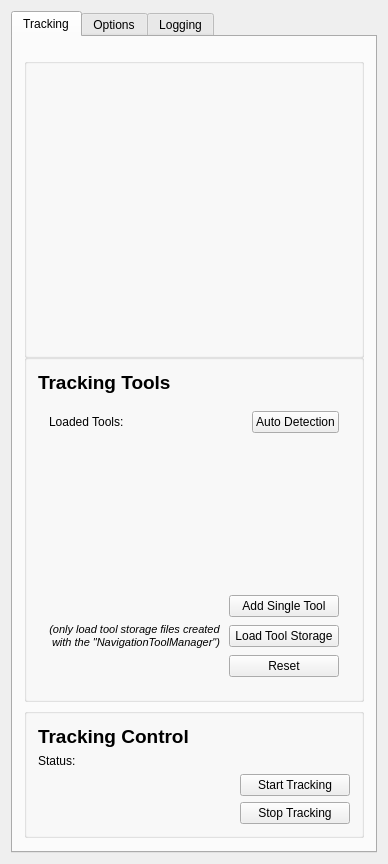
First picture: the form in Plugins/org.mitk.gui.qt.igttracking/src/internal/QmitkMITKIGTTrackingToolboxViewControls.ui, repository MITK/MITK, before the edit.
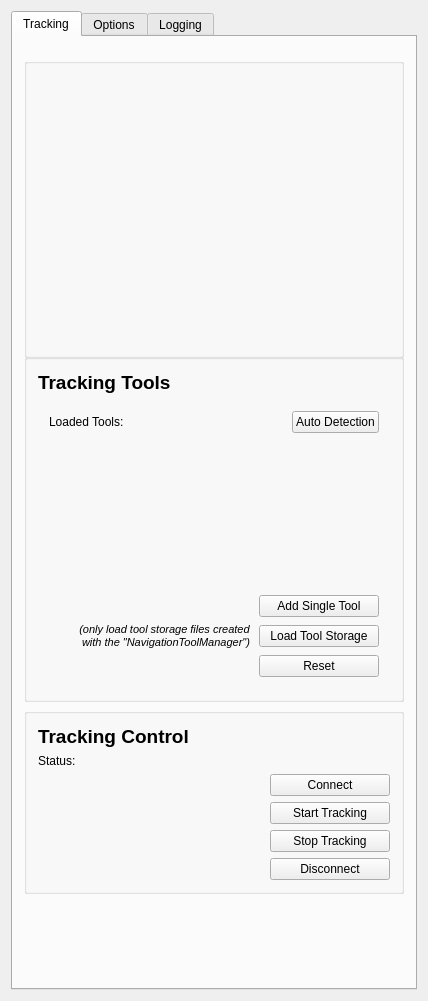
Second picture: the form after the edit. Custom widgets are drawn as their Qt base class.

Commit message: separated Connect() and StartTracking() for integration of microservices: microservice is registered after Connect(). StartTracking can then be called from any plug in which uses the service

The edit to the form file:
```diff
--- a/Plugins/org.mitk.gui.qt.igttracking/src/internal/QmitkMITKIGTTrackingToolboxViewControls.ui
+++ b/Plugins/org.mitk.gui.qt.igttracking/src/internal/QmitkMITKIGTTrackingToolboxViewControls.ui
@@ -6,8 +6,8 @@
    <rect>
     <x>0</x>
     <y>0</y>
-    <width>377</width>
-    <height>849</height>
+    <width>428</width>
+    <height>1001</height>
    </rect>
   </property>
   <property name="minimumSize">
@@ -154,7 +154,7 @@
                  <widget class="QPushButton" name="m_AddSingleTool">
                   <property name="minimumSize">
                    <size>
-                    <width>110</width>
+                    <width>120</width>
                     <height>0</height>
                    </size>
                   </property>
@@ -199,7 +199,7 @@
                  <widget class="QPushButton" name="m_LoadTools">
                   <property name="minimumSize">
                    <size>
-                    <width>110</width>
+                    <width>120</width>
                     <height>0</height>
                    </size>
                   </property>
@@ -229,7 +229,7 @@
                  <widget class="QPushButton" name="m_ResetTools">
                   <property name="minimumSize">
                    <size>
-                    <width>110</width>
+                    <width>120</width>
                     <height>0</height>
                    </size>
                   </property>
@@ -278,6 +278,36 @@
             </property>
            </widget>
           </item>
+          <item>
+           <layout class="QHBoxLayout" name="horizontalLayout">
+            <item>
+             <spacer name="horizontalSpacer_11">
+              <property name="orientation">
+               <enum>Qt::Horizontal</enum>
+              </property>
+              <property name="sizeHint" stdset="0">
+               <size>
+                <width>40</width>
+                <height>20</height>
+               </size>
+              </property>
+             </spacer>
+            </item>
+            <item>
+             <widget class="QPushButton" name="m_Connect">
+              <property name="minimumSize">
+               <size>
+                <width>120</width>
+                <height>0</height>
+               </size>
+              </property>
+              <property name="text">
+               <string>Connect</string>
+              </property>
+             </widget>
+            </item>
+           </layout>
+          </item>
           <item>
            <layout class="QHBoxLayout" name="horizontalLayout_2">
             <item>
@@ -297,7 +327,7 @@
              <widget class="QPushButton" name="m_StartTracking">
               <property name="minimumSize">
                <size>
-                <width>110</width>
+                <width>120</width>
                 <height>0</height>
                </size>
               </property>
@@ -327,7 +357,7 @@
              <widget class="QPushButton" name="m_StopTracking">
               <property name="minimumSize">
                <size>
-                <width>110</width>
+                <width>120</width>
                 <height>0</height>
                </size>
               </property>
@@ -338,6 +368,36 @@
             </item>
            </layout>
           </item>
+          <item>
+           <layout class="QHBoxLayout" name="horizontalLayout_8">
+            <item>
+             <spacer name="horizontalSpacer_10">
+              <property name="orientation">
+               <enum>Qt::Horizontal</enum>
+              </property>
+              <property name="sizeHint" stdset="0">
+               <size>
+                <width>40</width>
+                <height>20</height>
+               </size>
+              </property>
+             </spacer>
+            </item>
+            <item>
+             <widget class="QPushButton" name="m_Disconnect">
+              <property name="minimumSize">
+               <size>
+                <width>120</width>
+                <height>0</height>
+               </size>
+              </property>
+              <property name="text">
+               <string>Disconnect</string>
+              </property>
+             </widget>
+            </item>
+           </layout>
+          </item>
          </layout>
         </widget>
        </item>
```
The commit also changes 2 other files.
